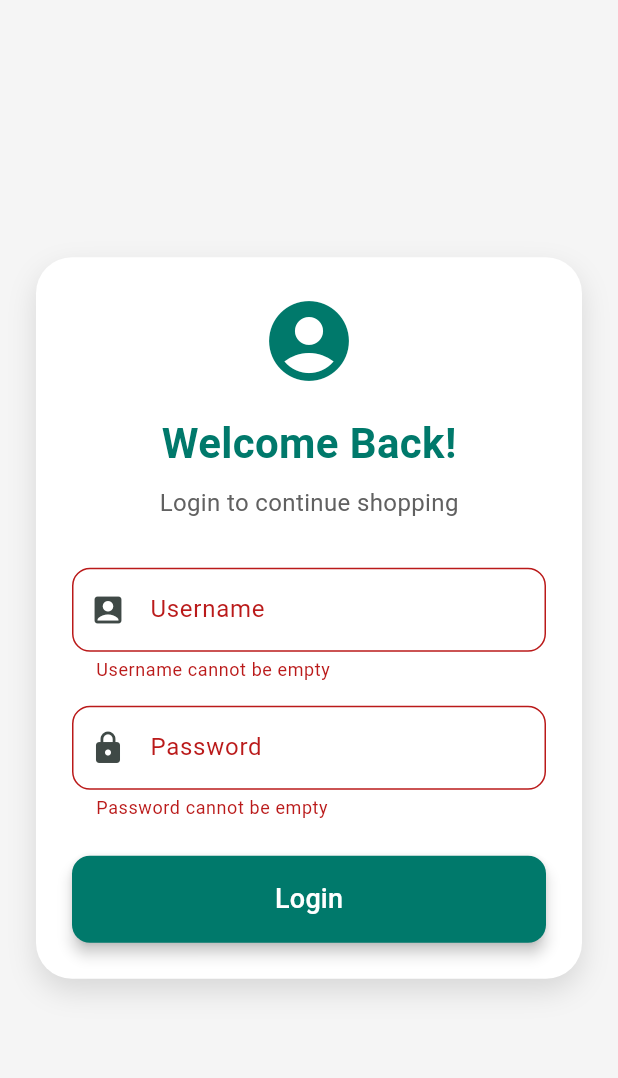
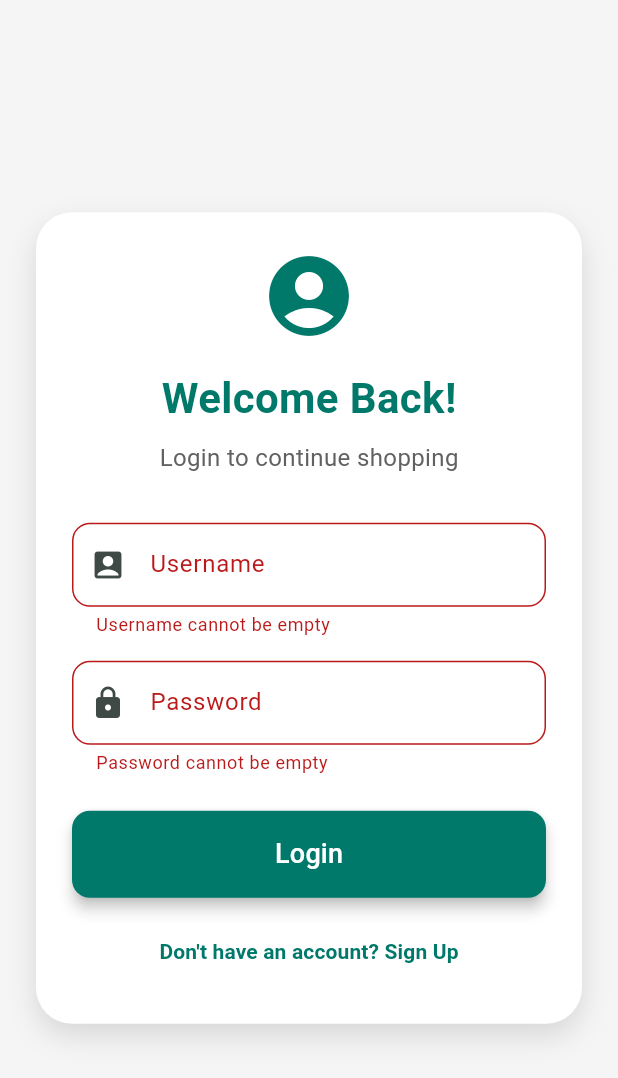
Before and after one commit to pradpdps/payments, a Flutter app: the screen it shows after launch, after a tap on "Login", on a phone screen of 412 x 824 dp. Shown: the top 1078 px of the screen. Run offline on Flutter 3.47's test engine with Material 3 defaults, Android fonts, the phone set to English and light mode, and no system bars.

Commit message:
mvvm implementation

```diff
--- a/lib/main.dart
+++ b/lib/main.dart
@@ -16,7 +16,7 @@ class MyApp extends StatelessWidget {
         colorScheme: ColorScheme.fromSeed(seedColor: Color(0xFF00796B)),
         useMaterial3: true,
       ),
-      home: const Login(),
+      home: const LoginPage(),
     );
   }
 }
--- a/lib/ui/login.dart
+++ b/lib/ui/login.dart
@@ -1,48 +1,70 @@
-import 'dart:convert';
+// ...existing code...
 import 'package:flutter/material.dart';
+import 'package:payments/model/login_model.dart';
+import 'package:provider/provider.dart';
 import 'package:payments/ui/products.dart';
 
-import '../model/native_response.dart';
-import '../utils/native_service.dart';
-
-class Login extends StatefulWidget {
-  const Login({super.key});
+class LoginPage extends StatefulWidget {
+  const LoginPage({super.key});
 
   @override
-  State<Login> createState() => _LoginState();
+  State<LoginPage> createState() => _LoginPageState();
 }
 
-class _LoginState extends State<Login> {
-  bool isLogin = true;
-  bool isLoading = false;
-
+class _LoginPageState extends State<LoginPage> {
   final _formKey = GlobalKey<FormState>();
+  final _nameController = TextEditingController();
   final _userNameController = TextEditingController();
   final _passwordController = TextEditingController();
-  final _nameController = TextEditingController();
+  bool isLogin = true;
 
   @override
-  void initState() {
-    super.initState();
-  }
-
-  Future<String?> _loginUser(String userName, String pwd) async {
-    String? accessToken;
-    NativeResponse loginResponse = await NativeService.login(userName, pwd);
-    debugPrint("$userName, $pwd, Login response${loginResponse.data}");
-    if (loginResponse.success == true && loginResponse.data != null) {
-      Map<String, dynamic> decoded = json.decode(loginResponse.data.toString());
-      accessToken = decoded['accessToken'];
-    } else {
-      debugPrint("Login failed: ${loginResponse.message}");
-    }
-    return accessToken;
+  void dispose() {
+    _nameController.dispose();
+    _userNameController.dispose();
+    _passwordController.dispose();
+    super.dispose();
   }
 
   @override
   Widget build(BuildContext context) {
     const primaryColor = Color(0xFF00796B);
     const backgroundColor = Color(0xFFF5F5F5);
+
+    return ChangeNotifierProvider<LoginViewModel>(
+      create: (_) => LoginViewModel(),
+      child: Consumer<LoginViewModel>(
+        builder: (context, vm, _) {
+          Future<void> submit() async {
+            if (!_formKey.currentState!.validate()) return;
+
+            // For sign-up flow, show not implemented message (adjust as needed)
+            if (!isLogin) {
+              if (!context.mounted) return;
+              ScaffoldMessenger.of(context).showSnackBar(
+                const SnackBar(content: Text('Sign up not implemented')),
+              );
+              return;
+            }
+
+            final accessToken = await vm.login(
+              _userNameController.text.trim(),
+              _passwordController.text,
+            );
+
+            if (accessToken != null && context.mounted) {
+              Navigator.of(context).pushReplacement(
+                MaterialPageRoute(builder: (_) => Products(token: accessToken)),
+              );
+            } else if (context.mounted) {
+              ScaffoldMessenger.of(context).showSnackBar(
+                SnackBar(
+                  content: Text(vm.error ?? 'Login failed. Please try again.'),
+                  backgroundColor: Colors.red,
+                ),
+              );
+            }
+          }
 
           return Scaffold(
             backgroundColor: backgroundColor,
@@ -54,7 +76,7 @@ class _LoginState extends State<Login> {
                   decoration: BoxDecoration(
                     color: Colors.white,
                     borderRadius: BorderRadius.circular(24),
-              boxShadow: [
+                    boxShadow: const [
                       BoxShadow(
                         color: Colors.black12,
                         blurRadius: 16,
@@ -67,7 +89,8 @@ class _LoginState extends State<Login> {
                     child: Column(
                       mainAxisSize: MainAxisSize.min,
                       children: [
-                  Icon(Icons.account_circle, size: 64, color: primaryColor),
+                        Icon(Icons.account_circle,
+                            size: 64, color: primaryColor),
                         const SizedBox(height: 16),
                         Text(
                           isLogin ? 'Welcome Back!' : 'Create Account',
@@ -93,13 +116,14 @@ class _LoginState extends State<Login> {
                             controller: _nameController,
                             decoration: InputDecoration(
                               labelText: 'Full Name',
-                        prefixIcon: Icon(Icons.person),
+                              prefixIcon: const Icon(Icons.person),
                               border: OutlineInputBorder(
                                 borderRadius: BorderRadius.circular(12),
                               ),
                             ),
                             validator: (value) {
-                        if (!isLogin && (value == null || value.isEmpty)) {
+                              if (!isLogin &&
+                                  (value == null || value.isEmpty)) {
                                 return 'Please enter your name';
                               }
                               return null;
@@ -110,7 +134,7 @@ class _LoginState extends State<Login> {
                           controller: _userNameController,
                           decoration: InputDecoration(
                             labelText: 'Username',
-                      prefixIcon: Icon(Icons.account_box),
+                            prefixIcon: const Icon(Icons.account_box),
                             border: OutlineInputBorder(
                               borderRadius: BorderRadius.circular(12),
                             ),
@@ -120,10 +144,10 @@ class _LoginState extends State<Login> {
                             if (value == null || value.isEmpty) {
                               return 'Username cannot be empty';
                             }
-                      if (!RegExp(r'^[a-zA-Z0-9_]{3,16}$').hasMatch(value)) {
+                            if (!RegExp(r'^[a-zA-Z0-9_]{3,16}$')
+                                .hasMatch(value)) {
                               return 'Username is invalid';
                             }
-
                             return null;
                           },
                         ),
@@ -132,7 +156,7 @@ class _LoginState extends State<Login> {
                           controller: _passwordController,
                           decoration: InputDecoration(
                             labelText: 'Password',
-                      prefixIcon: Icon(Icons.lock),
+                            prefixIcon: const Icon(Icons.lock),
                             border: OutlineInputBorder(
                               borderRadius: BorderRadius.circular(12),
                             ),
@@ -161,61 +185,38 @@ class _LoginState extends State<Login> {
                               ),
                               elevation: 4,
                             ),
-                      onPressed: () async {
-                        if (_formKey.currentState!.validate()) {
+                            onPressed: vm.isLoading ? null : submit,
+                            child: vm.isLoading
+                                ? const SizedBox(
+                                    height: 20,
+                                    width: 20,
+                                    child: CircularProgressIndicator(
+                                      color: Colors.white,
+                                      strokeWidth: 2,
+                                    ),
+                                  )
+                                : Text(isLogin ? 'Login' : 'Sign Up',
+                                    style: const TextStyle(fontSize: 18)),
+                          ),
+                        ),
+                        const SizedBox(height: 12),
+                        TextButton(
+                          onPressed: () {
                             setState(() {
-                            isLoading = true;
+                              isLogin = !isLogin;
+                              vm.clearError();
                             });
-                          String? accessToken = await _loginUser(
-                              _userNameController.text,
-                              _passwordController.text);
-                          setState(() {
-                            isLoading = false;
-                          });
-                          debugPrint('Access Token: $accessToken');
-                          if (context.mounted && accessToken != null) {
-                            Navigator.of(context).push(MaterialPageRoute(
-                                builder: (context) =>
-                                    Products(token: accessToken)));
-                          } else if (context.mounted) {
-                            ScaffoldMessenger.of(context).showSnackBar(
-                              SnackBar(
-                                content:
-                                    Text('Login failed. Please try again.'),
-                                backgroundColor: Colors.red,
-                              ),
-                            );
-                          }
-                        }
                           },
-                      child: isLoading
-                          ? CircularProgressIndicator(
-                              color: Colors.white,
-                              strokeWidth: 6,
-                            )
-                          : Text(
-                              isLogin ? 'Login' : 'Sign Up',
-                              style: const TextStyle(fontSize: 18),
+                          child: Text(
+                            isLogin
+                                ? "Don't have an account? Sign Up"
+                                : "Already have an account? Login",
+                            style: TextStyle(
+                              color: primaryColor,
+                              fontWeight: FontWeight.w600,
                             ),
                           ),
                         ),
-                  // const SizedBox(height: 16),
-                  // TextButton(
-                  //   onPressed: () {
-                  //     setState(() {
-                  //       isLogin = !isLogin;
-                  //     });
-                  //   },
-                  //   child: Text(
-                  //     isLogin
-                  //         ? "Don't have an account? Sign Up"
-                  //         : "Already have an account? Login",
-                  //     style: TextStyle(
-                  //       color: primaryColor,
-                  //       fontWeight: FontWeight.w600,
-                  //     ),
-                  //   ),
-                  // ),
                       ],
                     ),
                   ),
@@ -223,5 +224,9 @@ class _LoginState extends State<Login> {
               ),
             ),
           );
+        },
+      ),
+    );
   }
 }
+// ...existing code...
--- a/pubspec.yaml
+++ b/pubspec.yaml
@@ -34,6 +34,7 @@ dependencies:
   # The following adds the Cupertino Icons font to your application.
   # Use with the CupertinoIcons class for iOS style icons.
   cupertino_icons: ^1.0.8
+  provider: ^6.1.5+1
 
 dev_dependencies:
   flutter_test:
```
Also changed, not shown: lib/model/login_model.dart (added, +63 -0 lines), lib/model/product_model.dart (added, +50 -0 lines), lib/ui/products.dart (+81 -109 lines), pubspec.lock. Lines whose indentation alone changed are shown as unchanged.
